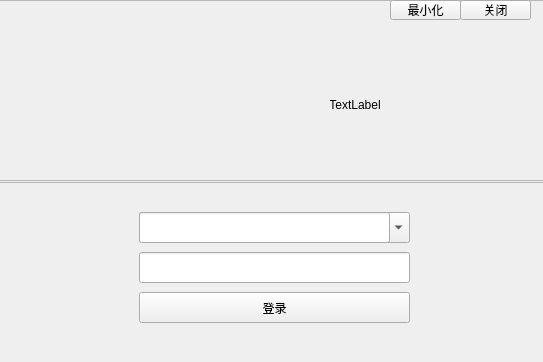
iamzhubaoliang/QT_learn, file MyQQ/widget.ui: the form before one commit.
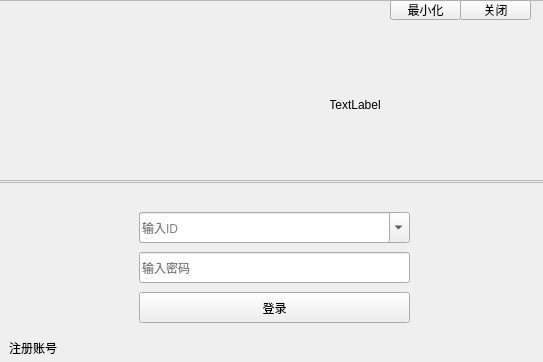
The form after the commit.

```diff
--- a/MyQQ/widget.ui
+++ b/MyQQ/widget.ui
@@ -114,6 +114,12 @@
       <height>31</height>
      </rect>
     </property>
+    <property name="echoMode">
+     <enum>QLineEdit::Normal</enum>
+    </property>
+    <property name="placeholderText">
+     <string>输入ID</string>
+    </property>
    </widget>
    <widget class="QLineEdit" name="password">
     <property name="geometry">
@@ -124,6 +130,12 @@
       <height>31</height>
      </rect>
     </property>
+    <property name="echoMode">
+     <enum>QLineEdit::Password</enum>
+    </property>
+    <property name="placeholderText">
+     <string>输入密码</string>
+    </property>
    </widget>
    <widget class="QPushButton" name="login">
     <property name="geometry">
@@ -138,6 +150,19 @@
      <string>登录</string>
     </property>
    </widget>
+   <widget class="QLabel" name="registerBtn">
+    <property name="geometry">
+     <rect>
+      <x>10</x>
+      <y>160</y>
+      <width>54</width>
+      <height>12</height>
+     </rect>
+    </property>
+    <property name="text">
+     <string>注册账号</string>
+    </property>
+   </widget>
   </widget>
  </widget>
  <resources/>
```
